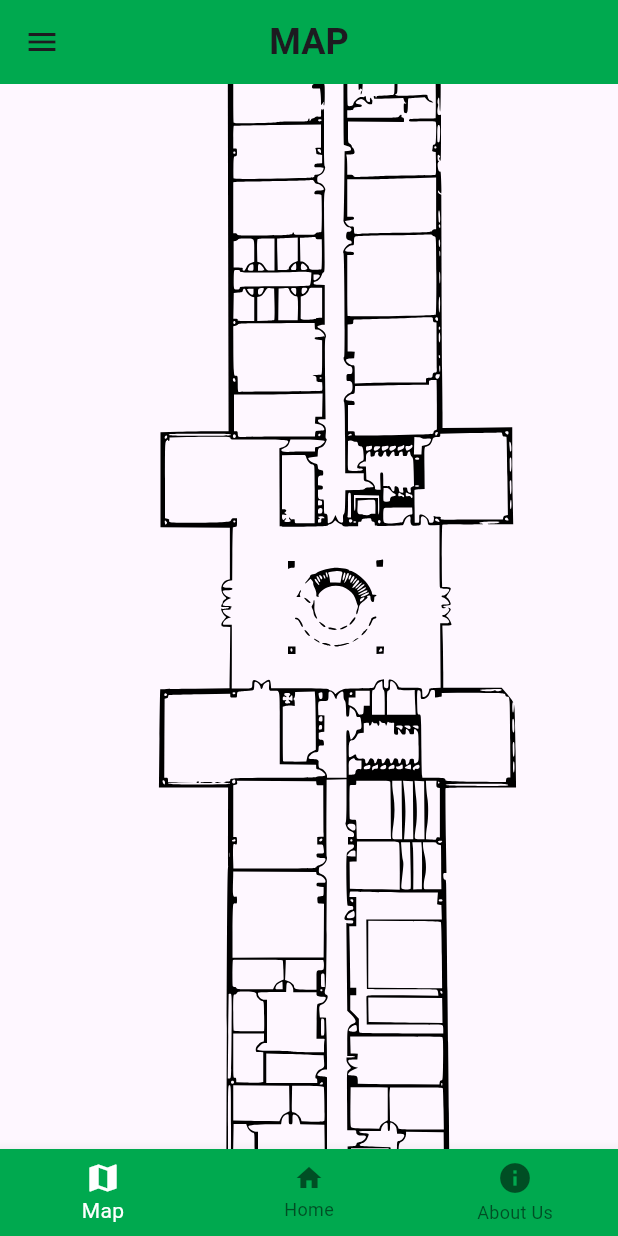
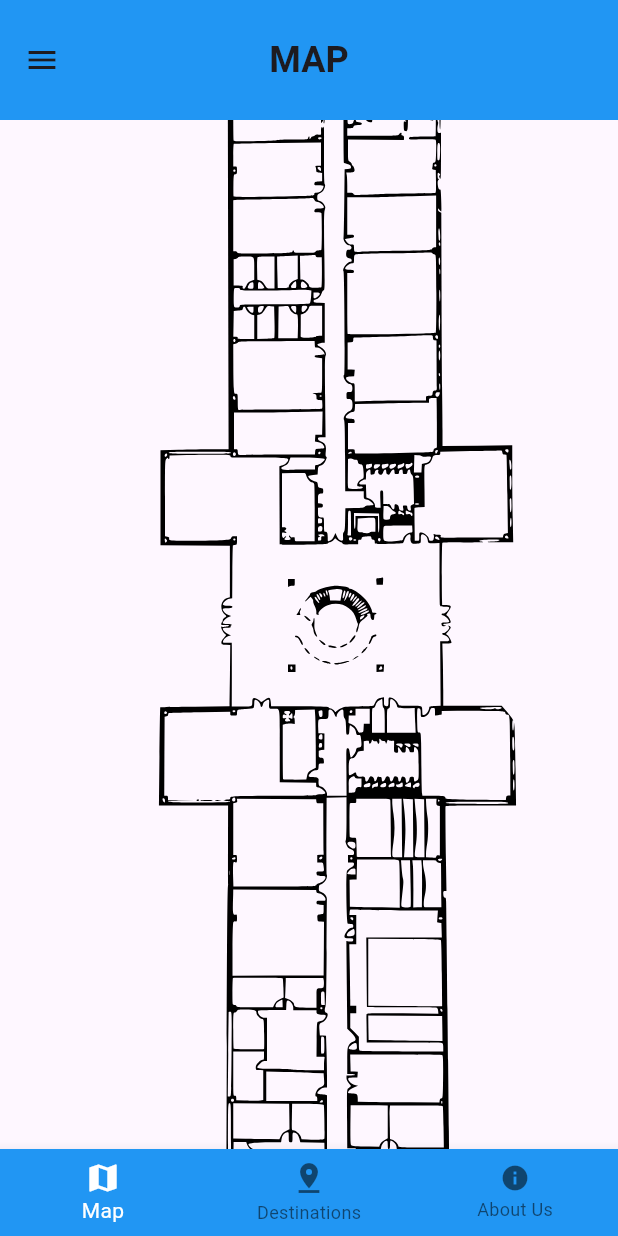
Before and after one commit to INDY-5-Team/Path_Finder, a Flutter app: the screen it shows after launch, on a phone screen of 412 x 824 dp. Run offline on Flutter 3.47's test engine with Material 3 defaults, Android fonts, the phone set to English and light mode, and no system bars; our stand-ins replace flutter_svg; missing offline and left inert: dijkstra, mobile_scanner.

Commit message:
update ui

```diff
--- a/flutter-application/lib/main_screen.dart
+++ b/flutter-application/lib/main_screen.dart
@@ -1,7 +1,8 @@
 import 'package:flutter/material.dart';
+//
 
 import 'Pages/about_us_page.dart';
-import 'Pages/home_page.dart';
+import 'Pages/destination_page.dart';
 import 'Pages/map_page.dart';
 import 'Pages/settings_page.dart';
 
@@ -34,7 +35,7 @@ class _MainScreenState extends State<MainScreen> {
       setState(() {
         _screens = [
           MapPage(textSize: widget.textSize),
-          HomePage(textSize: widget.textSize),
+          DestinationPage(textSize: widget.textSize),
           AboutUsPage(textSize: widget.textSize),
         ];
       });
@@ -46,7 +47,7 @@ class _MainScreenState extends State<MainScreen> {
     super.initState();
     _screens = [
       MapPage(textSize: widget.textSize),
-      HomePage(textSize: widget.textSize),
+      DestinationPage(textSize: widget.textSize),
       AboutUsPage(textSize: widget.textSize),
     ];
   }
@@ -62,19 +63,16 @@ class _MainScreenState extends State<MainScreen> {
     return Scaffold(
       appBar: AppBar(
         centerTitle: true,
-        title: _selectedIndex == 1
-            ? Image.asset(
-                'assets/images/choa_banner_logo.png',
-                height: 40,
-              )
-            : Text(
-                _selectedIndex == 0 ? 'MAP' : 'ABOUT US',
+        title: Text(
+          _selectedIndex == 0 ? 'MAP' : _selectedIndex == 1 ? 'DESTINATIONS' : 'ABOUT US',
           style: const TextStyle(
             fontFamily: 'Sans-serif',
             fontWeight: FontWeight.bold,
-                    fontSize: 24),
+            fontSize: 24,
           ),
-        backgroundColor: const Color(0xFF00A94F),
+        ),
+        backgroundColor: Colors.blue,
+        toolbarHeight: 80, // Fill the whole top bar
       ),
       body: _screens[_selectedIndex],
       bottomNavigationBar: BottomNavigationBar(
@@ -84,40 +82,43 @@ class _MainScreenState extends State<MainScreen> {
             label: 'Map',
           ),
           BottomNavigationBarItem(
-            icon: Icon(Icons.home, size: 20.0),
-            label: 'Home',
+            icon: Icon(Icons.pin_drop),
+            label: 'Destinations',
           ),
           BottomNavigationBarItem(
-            icon: Icon(Icons.info),
+            icon: Icon(Icons.info, size: 20.0),
             label: 'About Us',
           ),
         ],
         currentIndex: _selectedIndex,
         selectedItemColor: Colors.white,
-        backgroundColor: const Color(0xFF00A94F),
+        backgroundColor: Colors.blue,
         onTap: _onItemTapped,
       ),
       drawer: Drawer(
-        child: ListView(
-          padding: EdgeInsets.zero,
+        child: Column(
           children: <Widget>[
             DrawerHeader(
               decoration: const BoxDecoration(
-                color: Color(0xFF00A94F),
+                color: Colors.blue,
               ),
-              child: Image.asset(
-                'assets/images/choa_banner_logo.png',
-                fit: BoxFit.contain,
-                height: 100,
-                width: 100,
+              child: SizedBox( // Fill the entire header with blue
+                width: double.infinity,
+                child: Text(
+                  'Menu',
+                  style: TextStyle(
+                    fontFamily: 'Sans-serif',
+                    fontSize: 24,
+                    fontWeight: FontWeight.bold,
+                    color: Colors.white,
+                  ),
+                ),
               ),
             ),
             ListTile(
-              leading: const Icon(Icons.home, color: Colors.white),
-              tileColor: const Color(0xFF00A94F),
-              title: const Text('Home',
-                  style:
-                      TextStyle(fontFamily: 'Sans-serif', color: Colors.white)),
+              leading: const Icon(Icons.pin_drop, color: Colors.blue),
+              title: const Text('Destinations',
+                  style: TextStyle(fontFamily: 'Sans-serif', color: Colors.blue)),
               onTap: () {
                 Navigator.pop(context);
                 setState(() {
@@ -126,12 +127,33 @@ class _MainScreenState extends State<MainScreen> {
               },
             ),
             ListTile(
-              leading: const Icon(Icons.settings, color: Colors.white),
-              tileColor: const Color(0xFF00A94F),
-              title: const Text('Settings',
-                  style:
-                      TextStyle(fontFamily: 'Sans-serif', color: Colors.white)),
+              leading: const Icon(Icons.map, color: Colors.blue),
+              title: const Text('Map',
+                  style: TextStyle(fontFamily: 'Sans-serif', color: Colors.blue)),
               onTap: () {
+                Navigator.pop(context);
+                setState(() {
+                  _selectedIndex = 0;
+                });
+              },
+            ),
+            ListTile(
+              leading: const Icon(Icons.info, color: Colors.blue),
+              title: const Text('About Us',
+                  style: TextStyle(fontFamily: 'Sans-serif', color: Colors.blue)),
+              onTap: () {
+                Navigator.pop(context);
+                setState(() {
+                  _selectedIndex = 2;
+                });
+              },
+            ),
+            const Spacer(),
+            Align(
+              alignment: Alignment.bottomRight,
+              child: IconButton(
+                icon: const Icon(Icons.settings, color: Colors.blue),
+                onPressed: () {
                   Navigator.push(
                     context,
                     MaterialPageRoute(
@@ -145,6 +167,7 @@ class _MainScreenState extends State<MainScreen> {
                   );
                 },
               ),
+            ),
           ],
         ),
       ),
```
Also changed, not shown: flutter-application/lib/Pages/about_us_page.dart (+78 -10 lines), flutter-application/lib/Pages/destination_page.dart (added, +114 -0 lines), flutter-application/lib/Pages/home_page.dart (deleted, +0 -83 lines), flutter-application/lib/Pages/settings_page.dart (+16 -6 lines). Lines whose indentation alone changed are shown as unchanged.
